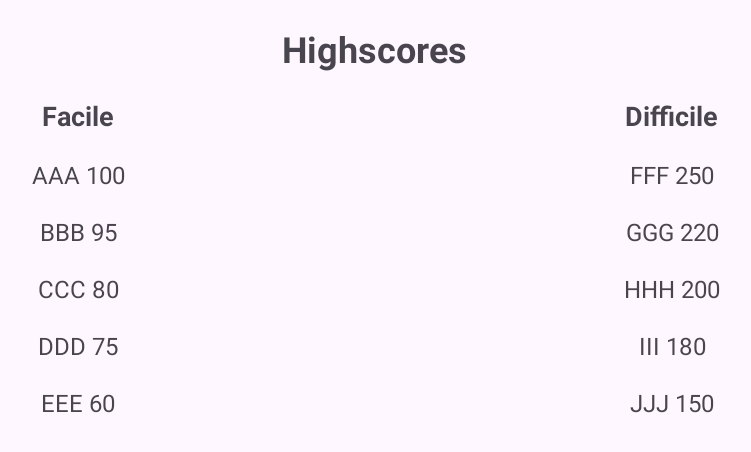
After one commit to florianleca/mini-game-android, an Android app: the HighscoreActivity screen opened directly, with no data from a screen before it, on a phone screen of 824 x 412 dp (held sideways). The commit adds this screen. Shown: the top 452 px of the screen, without its empty margins (243-994 px from the left). Run offline under Robolectric (Android 15) with nearby library versions, the phone set to English and light mode, and no system bars.

Commit message:
home_page ok

```diff
--- a/app/src/main/java/com/example/minijeu/Score.java
+++ b/app/src/main/java/com/example/minijeu/HighScore.java
@@ -1,10 +1,13 @@
 package com.example.minijeu;
 
-public class Score {
+public class HighScore {
     private String difficulte;
     private int score;
 
-    public Score(String difficulte, int score) {
+    private String pseudo;
+
+    public HighScore(String difficulte,String pseudo, int score) {
+        this.pseudo = pseudo;
         this.difficulte = difficulte;
         this.score = score;
     }
@@ -16,4 +19,8 @@ public class Score {
     public int getScore() {
         return score;
     }
+
+    public String getPseudo() {
+        return pseudo;
+    }
 }
--- /dev/null
+++ b/app/src/main/java/com/example/minijeu/HighscoreActivity.java
@@ -0,0 +1,43 @@
+package com.example.minijeu;
+
+import android.os.Bundle;
+import androidx.appcompat.app.AppCompatActivity;
+import androidx.recyclerview.widget.LinearLayoutManager;
+import androidx.recyclerview.widget.RecyclerView;
+
+import java.util.List;
+import java.util.ArrayList;
+
+public class HighscoreActivity extends AppCompatActivity {
+
+    @Override
+    protected void onCreate(Bundle savedInstanceState) {
+        super.onCreate(savedInstanceState);
+        setContentView(R.layout.high_score_activity);
+
+        RecyclerView recyclerFacile = findViewById(R.id.recycler_facile);
+        RecyclerView recyclerDifficile = findViewById(R.id.recycler_difficile);
+
+        List<HighScore> scoresFacile = new ArrayList<>();
+        scoresFacile.add(new HighScore("facile", "AAA", 100));
+        scoresFacile.add(new HighScore("facile", "BBB", 95));
+        scoresFacile.add(new HighScore("facile", "CCC", 80));
+        scoresFacile.add(new HighScore("facile", "DDD", 75));
+        scoresFacile.add(new HighScore("facile", "EEE", 60));
+
+        List<HighScore> scoresDifficile = new ArrayList<>();
+        scoresDifficile.add(new HighScore("difficile", "FFF", 250));
+        scoresDifficile.add(new HighScore("difficile", "GGG", 220));
+        scoresDifficile.add(new HighScore("difficile", "HHH", 200));
+        scoresDifficile.add(new HighScore("difficile", "III", 180));
+        scoresDifficile.add(new HighScore("difficile", "JJJ", 150));
+
+        // Configuration des RecyclerView
+        recyclerFacile.setLayoutManager(new LinearLayoutManager(this));
+        recyclerDifficile.setLayoutManager(new LinearLayoutManager(this));
+
+        // Création et attribution des adaptateurs
+        recyclerFacile.setAdapter(new HighscoreAdapter(scoresFacile));
+        recyclerDifficile.setAdapter(new HighscoreAdapter(scoresDifficile));
+    }
+}
--- /dev/null
+++ b/app/src/main/java/com/example/minijeu/HighscoreAdapter.java
@@ -0,0 +1,45 @@
+package com.example.minijeu;
+
+import android.view.LayoutInflater;
+import android.view.View;
+import android.view.ViewGroup;
+import android.widget.TextView;
+import androidx.recyclerview.widget.RecyclerView;
+
+import java.util.List;
+
+public class HighscoreAdapter extends RecyclerView.Adapter<HighscoreAdapter.ViewHolder> {
+
+    private List<HighScore> highScores;
+
+    public HighscoreAdapter(List<HighScore> highScores) {
+        this.highScores = highScores;
+    }
+
+    @Override
+    public ViewHolder onCreateViewHolder(ViewGroup parent, int viewType) {
+        View view = LayoutInflater.from(parent.getContext()).inflate(R.layout.score_item, parent, false);
+        return new ViewHolder(view);
+    }
+
+    @Override
+    public void onBindViewHolder(ViewHolder holder, int position) {
+        HighScore highScore = highScores.get(position);
+        String pseudoScore = highScore.getPseudo() + " " + highScore.getScore();
+        holder.scoreTextView.setText(pseudoScore);
+    }
+
+    @Override
+    public int getItemCount() {
+        return highScores.size();
+    }
+
+    public static class ViewHolder extends RecyclerView.ViewHolder {
+        public TextView scoreTextView;
+
+        public ViewHolder(View itemView) {
+            super(itemView);
+            scoreTextView = itemView.findViewById(R.id.score_text_view);
+        }
+    }
+}
--- /dev/null
+++ b/app/src/main/res/layout/high_score_activity.xml
@@ -0,0 +1,66 @@
+<?xml version="1.0" encoding="utf-8"?>
+<LinearLayout xmlns:android="http://schemas.android.com/apk/res/android"
+    android:layout_width="match_parent"
+    android:layout_height="match_parent"
+    android:orientation="vertical"
+    android:padding="16dp">
+
+    <TextView
+        android:layout_width="wrap_content"
+        android:layout_height="wrap_content"
+        android:text="Highscores"
+        android:textSize="24sp"
+        android:textStyle="bold"
+        android:layout_gravity="center_horizontal"
+        android:layout_marginBottom="16dp"/>
+
+    <LinearLayout
+        android:layout_width="match_parent"
+        android:layout_height="wrap_content"
+        android:orientation="horizontal">
+
+        <LinearLayout
+            android:layout_width="0dp"
+            android:layout_height="wrap_content"
+            android:layout_weight="1"
+            android:orientation="vertical">
+
+            <TextView
+                android:layout_width="wrap_content"
+                android:layout_height="wrap_content"
+                android:text="Facile"
+                android:textSize="18sp"
+                android:textStyle="bold"
+                android:layout_gravity="center_horizontal"
+                android:layout_marginBottom="8dp"/>
+
+            <androidx.recyclerview.widget.RecyclerView
+                android:id="@+id/recycler_facile"
+                android:layout_width="match_parent"
+                android:layout_height="wrap_content"/>
+
+        </LinearLayout>
+
+        <LinearLayout
+            android:layout_width="0dp"
+            android:layout_height="wrap_content"
+            android:layout_weight="1"
+            android:orientation="vertical">
+
+            <TextView
+                android:layout_width="wrap_content"
+                android:layout_height="wrap_content"
+                android:text="Difficile"
+                android:textSize="18sp"
+                android:textStyle="bold"
+                android:layout_gravity="center_horizontal"
+                android:layout_marginBottom="8dp"/>
+
+            <androidx.recyclerview.widget.RecyclerView
+                android:id="@+id/recycler_difficile"
+                android:layout_width="match_parent"
+                android:layout_height="wrap_content"/>
+
+        </LinearLayout>
+    </LinearLayout>
+</LinearLayout>
```
Also changed, not shown: app/src/main/AndroidManifest.xml (+7 -0 lines), app/src/main/java/com/example/minijeu/PageAccueilActivity.java (+12 -68 lines), app/src/main/java/com/example/minijeu/ScoreAdapter.java (deleted, +0 -46 lines), app/src/main/res/layout/page_accueil.xml (+16 -71 lines).
